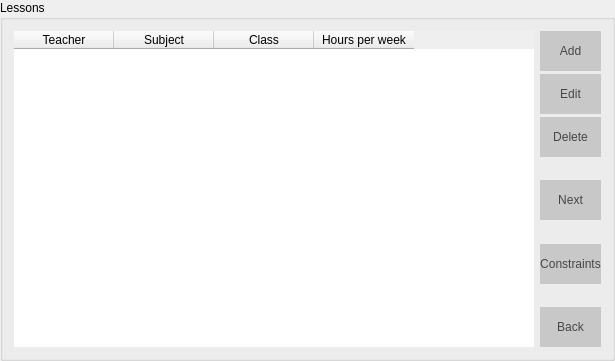
Qt form Orar/OrarApp/LessonView.ui (alexandrutm/UnivTimetable) before a commit.
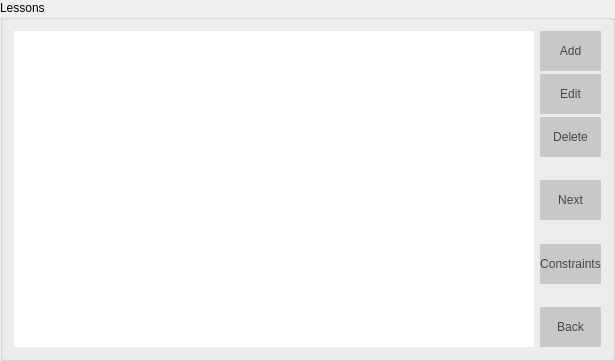
The same form after that commit.

Commit message: Changed listwiget with table view in all views and implemented a model for every tableview

What changed in the file:
```diff
--- a/Orar/OrarApp/LessonView.ui
+++ b/Orar/OrarApp/LessonView.ui
@@ -36,66 +36,13 @@
      </property>
      <layout class="QHBoxLayout" name="horizontalLayout">
       <item>
-       <widget class="QTableWidget" name="tableWidget">
+       <widget class="QTableView" name="mTable">
         <property name="frameShape">
          <enum>QFrame::NoFrame</enum>
         </property>
-        <property name="sizeAdjustPolicy">
-         <enum>QAbstractScrollArea::AdjustToContents</enum>
-        </property>
-        <property name="editTriggers">
-         <set>QAbstractItemView::EditKeyPressed</set>
-        </property>
-        <property name="selectionMode">
-         <enum>QAbstractItemView::SingleSelection</enum>
-        </property>
         <property name="selectionBehavior">
          <enum>QAbstractItemView::SelectRows</enum>
         </property>
-        <property name="showGrid">
-         <bool>false</bool>
-        </property>
-        <property name="wordWrap">
-         <bool>true</bool>
-        </property>
-        <attribute name="horizontalHeaderCascadingSectionResizes">
-         <bool>false</bool>
-        </attribute>
-        <attribute name="verticalHeaderVisible">
-         <bool>false</bool>
-        </attribute>
-        <column>
-         <property name="text">
-          <string>Teacher</string>
-         </property>
-         <property name="textAlignment">
-          <set>AlignCenter</set>
-         </property>
-        </column>
-        <column>
-         <property name="text">
-          <string>Subject</string>
-         </property>
-         <property name="textAlignment">
-          <set>AlignCenter</set>
-         </property>
-        </column>
-        <column>
-         <property name="text">
-          <string>Class</string>
-         </property>
-         <property name="textAlignment">
-          <set>AlignCenter</set>
-         </property>
-        </column>
-        <column>
-         <property name="text">
-          <string>Hours per week</string>
-         </property>
-         <property name="textAlignment">
-          <set>AlignCenter</set>
-         </property>
-        </column>
        </widget>
       </item>
       <item>
```
The commit also changes 30 other files.
